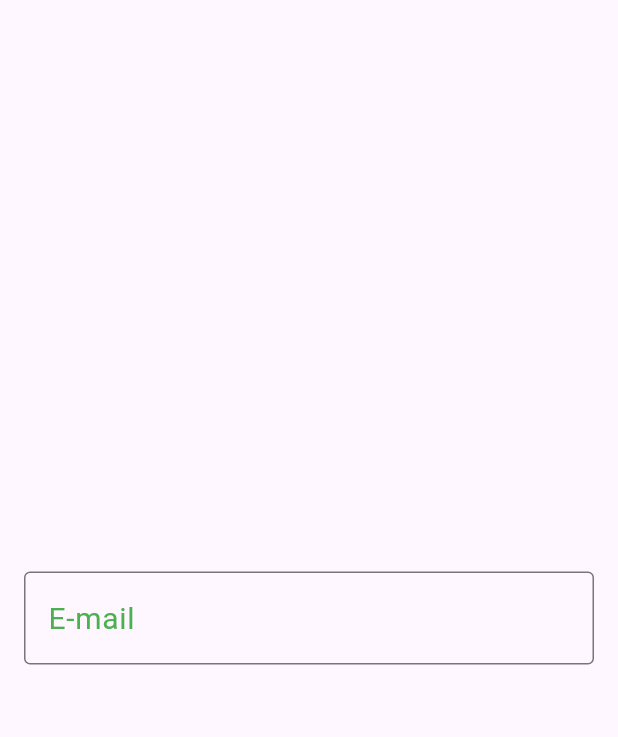
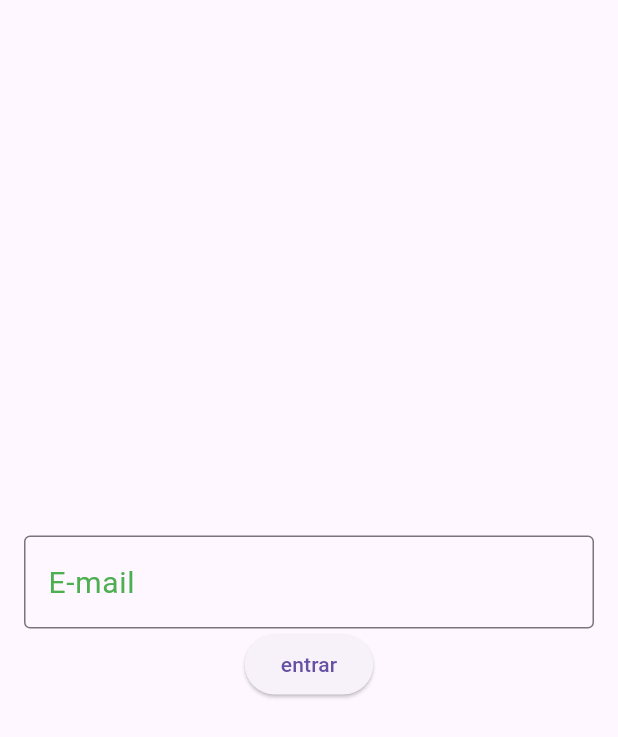
Before and after one commit to Jeanlucascastro/Lista, a Flutter app: the screen it shows after launch, on a phone screen of 412 x 824 dp. Shown: the top 737 px of the screen. Run offline on Flutter 3.47's test engine with Material 3 defaults, Android fonts, the light colour scheme and no system bars.

Commit message:
controller get text

```diff
--- a/lib/main.dart
+++ b/lib/main.dart
@@ -10,7 +10,7 @@ class MyApp extends StatelessWidget {
 
   @override
   Widget build(BuildContext context) {
-    return const MaterialApp(
+    return  MaterialApp(
       home: TodoListPage(),
     );
   }
--- a/lib/pages/todo_lista_page.dart
+++ b/lib/pages/todo_lista_page.dart
@@ -2,7 +2,9 @@ import 'package:flutter/material.dart';
 
 
 class TodoListPage extends StatelessWidget {
-  const TodoListPage({super.key});
+  TodoListPage({super.key});
+
+  final TextEditingController emailController = TextEditingController();
 
   @override
   Widget build(BuildContext context) {
@@ -10,7 +12,11 @@ class TodoListPage extends StatelessWidget {
       body: Center(
         child: Padding(
           padding: const EdgeInsets.all(16),
-          child: TextField(
+          child: Column(
+            mainAxisSize: MainAxisSize.min,
+            children: [
+              TextField(
+                controller: emailController,
                 decoration: InputDecoration(
                   labelText: 'E-mail',
                   hintText: 'exemplo@gmail.corm',
@@ -29,8 +35,21 @@ class TodoListPage extends StatelessWidget {
                   color: Colors.green
                 ),
               ),
+              ElevatedButton(onPressed: login, child: Text('entrar'))
+            ],
+          ),
         ),
       )
     );
   }
+
+  void login() {
+    String text = emailController.text;
+    print(text);
+    emailController.clear();
+    emailController.text = 'entrar';
+    print(text);
+
+
   }
+}
```
Lines whose indentation alone changed are shown as unchanged.
